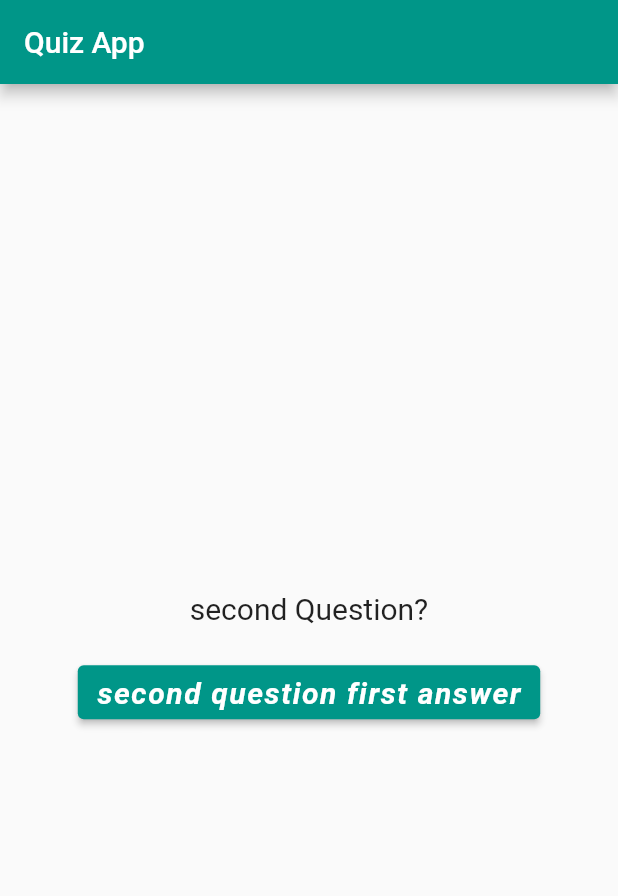
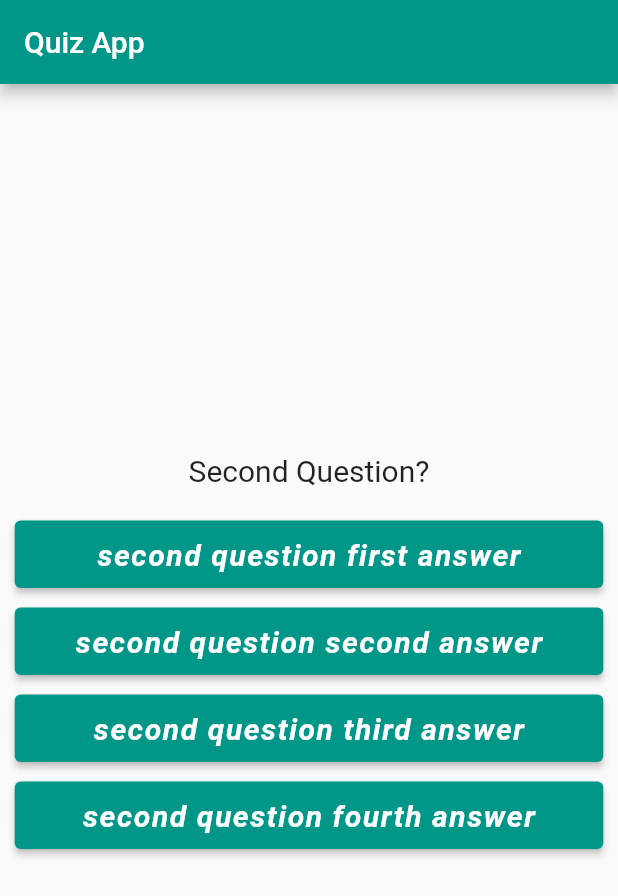
Before and after one commit to RamezHamdiSaeed/MyFlutterReference, a Flutter app: the screen it shows after launch, after a tap on "first question first answer", on a phone screen of 412 x 824 dp. Shown: the top 896 px of the screen. Run offline on Flutter 3.47's test engine with Material 2 defaults, Android fonts, the phone set to English and light mode, and no system bars.

Commit message:
make the code more readable with object Literal (Maps)

```diff
--- a/lib/App/components/answer.dart
+++ b/lib/App/components/answer.dart
@@ -8,14 +8,23 @@ class Answer extends StatelessWidget {
   final Function() onPress;
   @override
   Widget build(BuildContext context) {
-    return ElevatedButton(
+    return Column(
+      children: [
+        ElevatedButton(
             style: ButtonStyle(
+                fixedSize: MaterialStateProperty.all(
+                    Size(MediaQuery.of(context).size.width / 1.05, 45)),
                 backgroundColor:
                     MaterialStateProperty.all(Theme.of(context).primaryColor)),
             onPressed: onPress,
             child: Text(
               questionAnswer,
               style: const TextStyle(fontSize: 20, color: Colors.white),
-        ));
+            )),
+        const SizedBox(
+          height: 10,
+        )
+      ],
+    );
   }
 }
--- a/lib/App/pages/question-n-answers.dart
+++ b/lib/App/pages/question-n-answers.dart
@@ -11,28 +11,36 @@ class QuestionAndAnswer extends StatefulWidget {
 }
 
 class _QuestionAndAnswerState extends State<QuestionAndAnswer> {
-  final List<String> questions = ["First Question?", "second Question?"];
-  final List<List<String>> questionAnswers = [
-    [
+  final List<Map<String, dynamic>> questionAndAnswers = [
+    {
+      "question": "First Question?",
+      "answers": [
         "first question first answer",
         "first question second answer",
         "first question third answer",
         "first question fourth answer"
-    ],
-    [
+      ]
+    },
+    {
+      "question": "Second Question?",
+      "answers": [
         "second question first answer",
         "second question second answer",
         "second question third answer",
         "second question fourth answer"
       ]
+    }
   ];
+
   int questionIndex = 0;
   void answerOnPress() {
     if (kDebugMode) {
       print("answer selected");
     }
     setState(() {
-      questionIndex++;
+      (questionAndAnswers.length - 1 == questionIndex)
+          ? (questionIndex = 0)
+          : questionIndex++;
     });
   }
 
@@ -44,11 +52,10 @@ class _QuestionAndAnswerState extends State<QuestionAndAnswer> {
       body: SizedBox(
           width: double.infinity,
           child: Column(mainAxisAlignment: MainAxisAlignment.center, children: [
-            Question(questions[questionIndex]),
+            Question(questionAndAnswers[questionIndex]["question"]),
             const SizedBox(height: 20),
-            Answer(
-                questionAnswer: questionAnswers[questionIndex][0],
-                onPress: answerOnPress),
+            ...questionAndAnswers[questionIndex]["answers"].map((answer) =>
+                Answer(questionAnswer: answer, onPress: answerOnPress)),
           ])),
     );
   }
```
Lines whose indentation alone changed are shown as unchanged.
